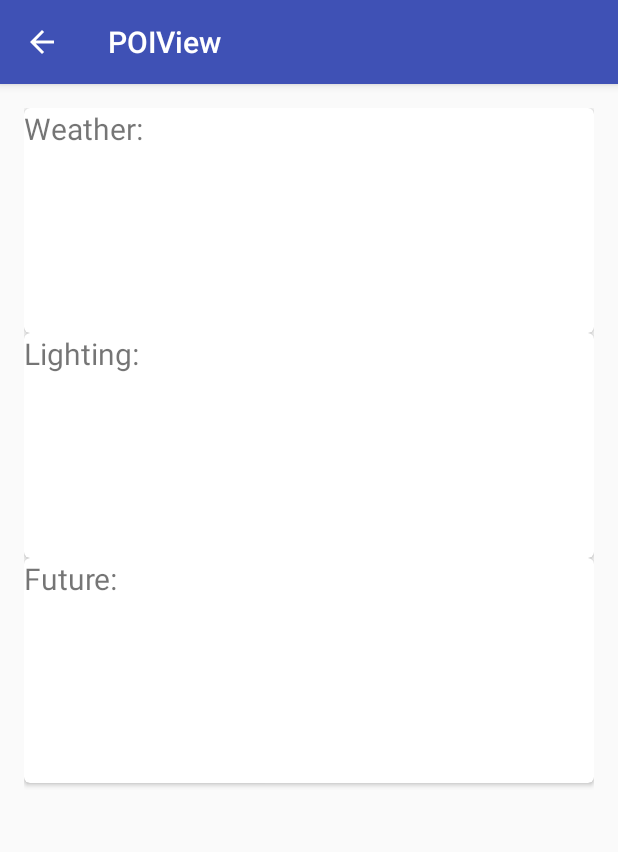
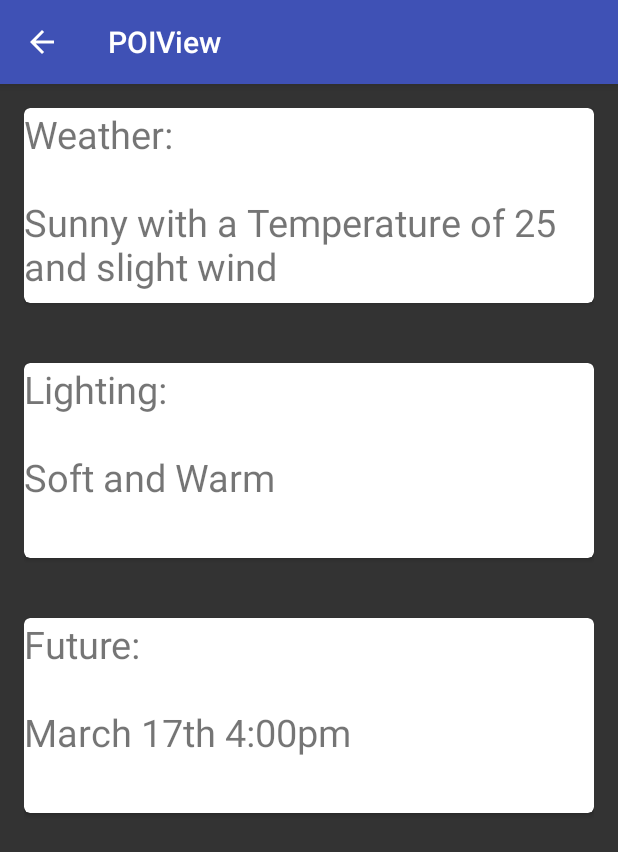
Before and after one commit to npsecoding/SmartPhotoApp, an Android app: the POIView screen opened directly, with no data from a screen before it, on a phone screen of 412 x 824 dp. Shown: the top 852 px of the screen. Run offline under Robolectric (Android 15) with nearby library versions, the phone set to English and light mode, and no system bars.

Commit message:
Finished displaying the POI data with weather, lighting andfuture

```diff
--- a/app/src/main/java/com/example/nancy/smartphoto/MapView.java
+++ b/app/src/main/java/com/example/nancy/smartphoto/MapView.java
@@ -126,10 +126,14 @@ public class MapView extends FragmentActivity implements OnMapReadyCallback {
             @Override
             public void onInfoWindowClick(Marker marker) {
                 Intent intent = new Intent(MapView.this, POIView.class);
+
+                //Pass the locatoin to the POI
+                intent.putExtra("mark_lat", marker.getPosition().latitude);
+                intent.putExtra("mark_long", marker.getPosition().longitude);
+
                 startActivity(intent);
             }
         });
-
 
         LatLng loc_ubc = new LatLng(49.2606052, -123.2459939);
         mMap.moveCamera(CameraUpdateFactory.newLatLng(loc_ubc));
--- a/app/src/main/java/com/example/nancy/smartphoto/POI.java
+++ b/app/src/main/java/com/example/nancy/smartphoto/POI.java
@@ -1,14 +1,53 @@
 package com.example.nancy.smartphoto;
+
+import com.google.android.gms.maps.model.LatLng;
 
 import java.util.ArrayList;
 import java.util.List;
 
 public class POI {
-    String feild;
-    String content;
 
-    public POI(String feild, String content) {
-        this.feild = feild;
-        this.content = content;
+    private String weather;
+    private String future;
+    private String lighting;
+    private LatLng loc;
+
+    public POI(String weather, String lighting, String future, LatLng loc) {
+        this.weather = weather;
+        this.future = future;
+        this.lighting = lighting;
+        this.loc = loc;
+    }
+
+    public String getWeather() {
+        return weather;
+    }
+
+    public void setContent(String content) {
+        this.weather = weather;
+    }
+
+    public String getFuture() {
+        return future;
+    }
+
+    public void setFuture(String future) {
+        this.future = future;
+    }
+
+    public String getLighting() {
+        return lighting;
+    }
+
+    public void setLighting(String lighting) {
+        this.lighting = lighting;
+    }
+
+    public LatLng getLoc() {
+        return loc;
+    }
+
+    public void setLoc(LatLng loc) {
+        this.loc = loc;
     }
 }
--- a/app/src/main/java/com/example/nancy/smartphoto/POIView.java
+++ b/app/src/main/java/com/example/nancy/smartphoto/POIView.java
@@ -1,11 +1,18 @@
 package com.example.nancy.smartphoto;
 
+import android.app.Application;
+import android.content.Context;
 import android.os.Bundle;
 import android.support.design.widget.FloatingActionButton;
 import android.support.design.widget.Snackbar;
 import android.support.v7.app.AppCompatActivity;
 import android.support.v7.widget.Toolbar;
 import android.view.View;
+import android.widget.TextView;
+import android.widget.Toast;
+
+import com.google.android.gms.maps.model.LatLng;
+import com.google.android.gms.maps.model.Marker;
 
 public class POIView extends AppCompatActivity {
 
@@ -16,6 +23,28 @@ public class POIView extends AppCompatActivity {
         Toolbar toolbar = (Toolbar) findViewById(R.id.toolbar);
         setSupportActionBar(toolbar);
 
+        double latitude = getIntent().getDoubleExtra("mark_lat", 0);
+        double longitude = getIntent().getDoubleExtra("mark_long", 0);
+        LatLng loc = new LatLng(latitude, longitude);
+        Toast.makeText(POIView.this, "lat: " + loc.longitude + " long: " + loc.longitude, Toast.LENGTH_SHORT).show();
+
+        String weather = "Sunny with a Temperature of 25 and slight wind";
+        String lighting = "Soft and Warm";
+        String future = "March 17th 4:00pm" ;
+        POI poi = new  POI(weather, lighting, future, loc);
+
+        TextView weathertv = (TextView)findViewById(R.id.info_text_1);
+        weathertv.setText("Weather: \n \n");
+        weathertv.append(poi.getWeather());
+
+        TextView lightingtv = (TextView)findViewById(R.id.info_text_2);
+        lightingtv.setText("Lighting: \n \n");
+        lightingtv.append(poi.getLighting());
+
+        TextView futuretv = (TextView)findViewById(R.id.info_text_3);
+        futuretv.setText("Future: \n \n");
+        futuretv.append(poi.getFuture());
+
         getSupportActionBar().setDisplayHomeAsUpEnabled(true);
     }
 
--- a/app/src/main/res/layout/content_poiview.xml
+++ b/app/src/main/res/layout/content_poiview.xml
@@ -9,10 +9,10 @@
     android:paddingRight="@dimen/activity_horizontal_margin"
     android:paddingTop="@dimen/activity_vertical_margin"
     android:orientation="vertical"
+    android:background="#333333"
     app:layout_behavior="@string/appbar_scrolling_view_behavior"
     tools:context="com.example.nancy.smartphoto.POIView"
     tools:showIn="@layout/activity_poiview">
-
 
     <!-- A CardView that contains a TextView -->
     <android.support.v7.widget.CardView
@@ -20,50 +20,58 @@
         android:id="@+id/card_view_1"
         android:layout_gravity="center"
         android:layout_width="fill_parent"
-        android:layout_height="150dp"
+        android:layout_height="130dp"
         card_view:cardCornerRadius="4dp">
 
         <TextView
             android:id="@+id/info_text_1"
             android:layout_width="match_parent"
             android:layout_height="match_parent"
-            android:textSize="20sp"
+            android:textSize="25sp"
             android:text="Weather:"
             />
 
     </android.support.v7.widget.CardView>
+
+    <Space
+        android:layout_width="1dp"
+        android:layout_height="40dp"/>
 
     <android.support.v7.widget.CardView
         xmlns:card_view="http://schemas.android.com/apk/res-auto"
         android:id="@+id/card_view_2"
         android:layout_gravity="center"
         android:layout_width="fill_parent"
-        android:layout_height="150dp"
+        android:layout_height="130dp"
         card_view:cardCornerRadius="4dp">
 
         <TextView
             android:id="@+id/info_text_2"
             android:layout_width="match_parent"
             android:layout_height="match_parent"
-            android:textSize="20sp"
+            android:textSize="25sp"
             android:text="Lighting:"
             />
 
     </android.support.v7.widget.CardView>
+
+    <Space
+        android:layout_width="1dp"
+        android:layout_height="40dp"/>
 
     <android.support.v7.widget.CardView
         xmlns:card_view="http://schemas.android.com/apk/res-auto"
         android:id="@+id/card_view_3"
         android:layout_gravity="center"
         android:layout_width="fill_parent"
-        android:layout_height="150dp"
+        android:layout_height="130dp"
         card_view:cardCornerRadius="4dp">
 
         <TextView
             android:id="@+id/info_text_3"
             android:layout_width="match_parent"
             android:layout_height="match_parent"
-            android:textSize="20sp"
+            android:textSize="25sp"
             android:text="Future:"
             />
 
```
Also changed, not shown: app/src/main/java/com/example/nancy/smartphoto/POIData.java (added, +21 -0 lines).
